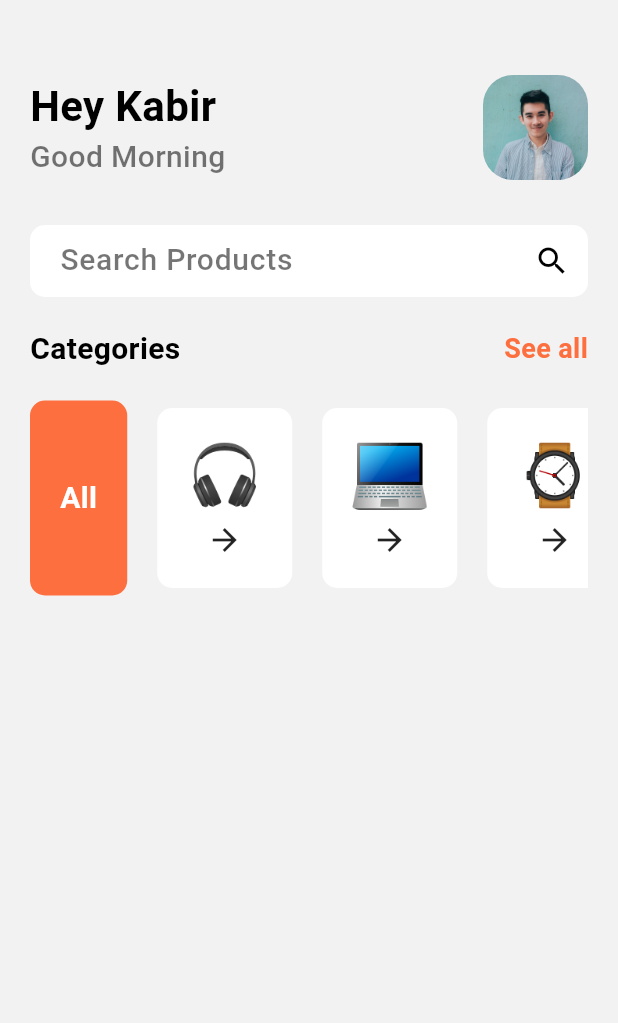
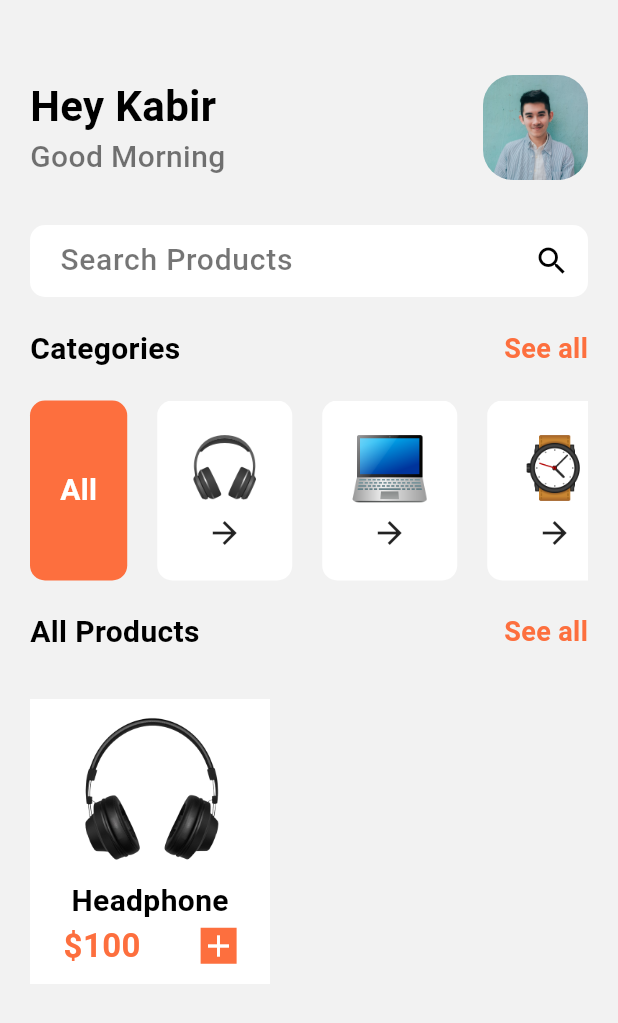
Before and after one commit to Kabir4874/Ecommerce_Flutter_App, a Flutter app: the screen it shows after launch, on a phone screen of 412 x 824 dp. Shown: the top 1023 px of the screen. Run offline on Flutter 3.47's test engine with Material 3 defaults, Android fonts, the phone set to English and light mode, and no system bars.

Commit message:
client part

```diff
--- a/client/lib/pages/home.dart
+++ b/client/lib/pages/home.dart
@@ -89,7 +89,7 @@ class _HomeState extends State<Home> {
             Row(
               children: [
                 Container(
-                  height: 130,
+                  height: 120,
                   margin: EdgeInsets.only(top: 20),
                   padding: EdgeInsets.all(20),
                   decoration: BoxDecoration(
@@ -121,6 +121,72 @@ class _HomeState extends State<Home> {
                   ),
                 ),
               ],
+            ),
+            SizedBox(height: 20),
+            Row(
+              mainAxisAlignment: MainAxisAlignment.spaceBetween,
+              children: [
+                Text(
+                  "All Products",
+                  style: AppWidget.semiboldTextFieldStyle(),
+                ),
+                Text(
+                  "See all",
+                  style: TextStyle(
+                      color: Color(0xfffd6f3e),
+                      fontSize: 18,
+                      fontWeight: FontWeight.bold),
+                ),
+              ],
+            ),
+            Container(
+              height: 190,
+              margin: EdgeInsets.only(top: 30),
+              child: ListView(
+                shrinkWrap: true,
+                scrollDirection: Axis.horizontal,
+                children: [
+                  Container(
+                    padding: EdgeInsets.symmetric(horizontal: 20),
+                    decoration: BoxDecoration(color: Colors.white),
+                    child: Column(
+                      children: [
+                        Image.asset(
+                          "images/headphone2.png",
+                          height: 120,
+                          width: 120,
+                          fit: BoxFit.cover,
+                        ),
+                        Text(
+                          "Headphone",
+                          style: AppWidget.semiboldTextFieldStyle(),
+                        ),
+                        Row(
+                          children: [
+                            Text(
+                              "\$100",
+                              style: TextStyle(
+                                color: Color(0xfffd6f3e),
+                                fontSize: 22,
+                                fontWeight: FontWeight.bold,
+                              ),
+                            ),
+                            SizedBox(width: 40),
+                            Container(
+                                decoration: BoxDecoration(
+                                  color: Color(0xfffd6f3e),
+                                ),
+                                child: Icon(
+                                  Icons.add,
+                                  color: Colors.white,
+                                ))
+                          ],
+                        )
+                      ],
+                    ),
+                  )
+                ],
+              ),
             ),
           ],
         ),
```
